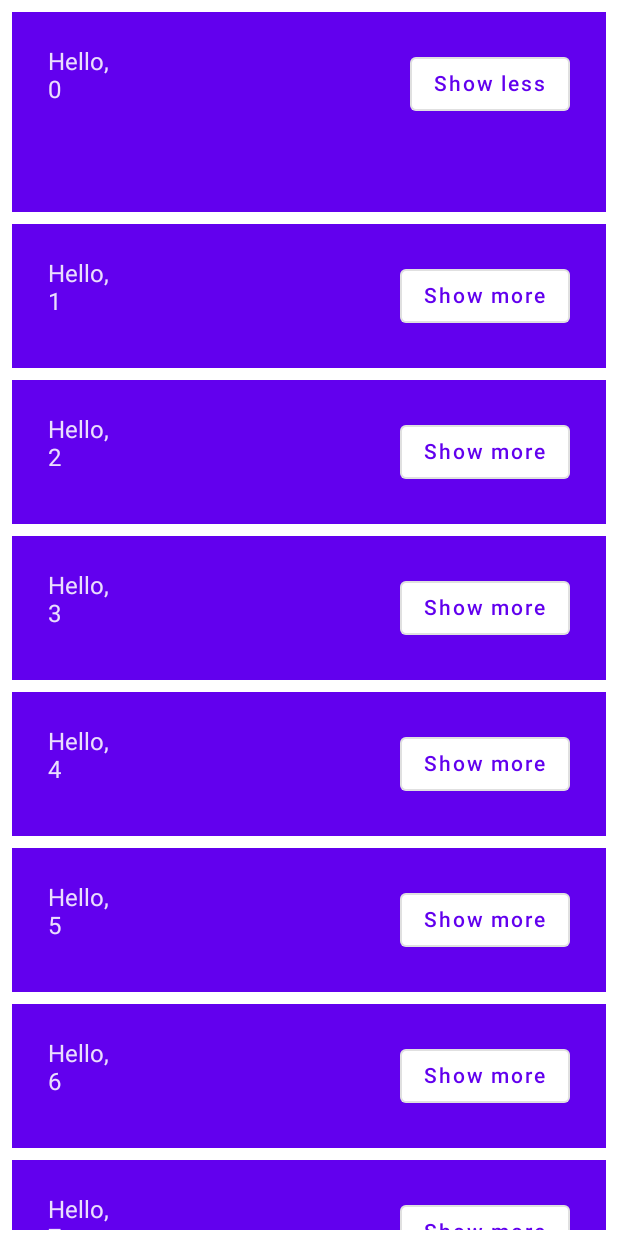
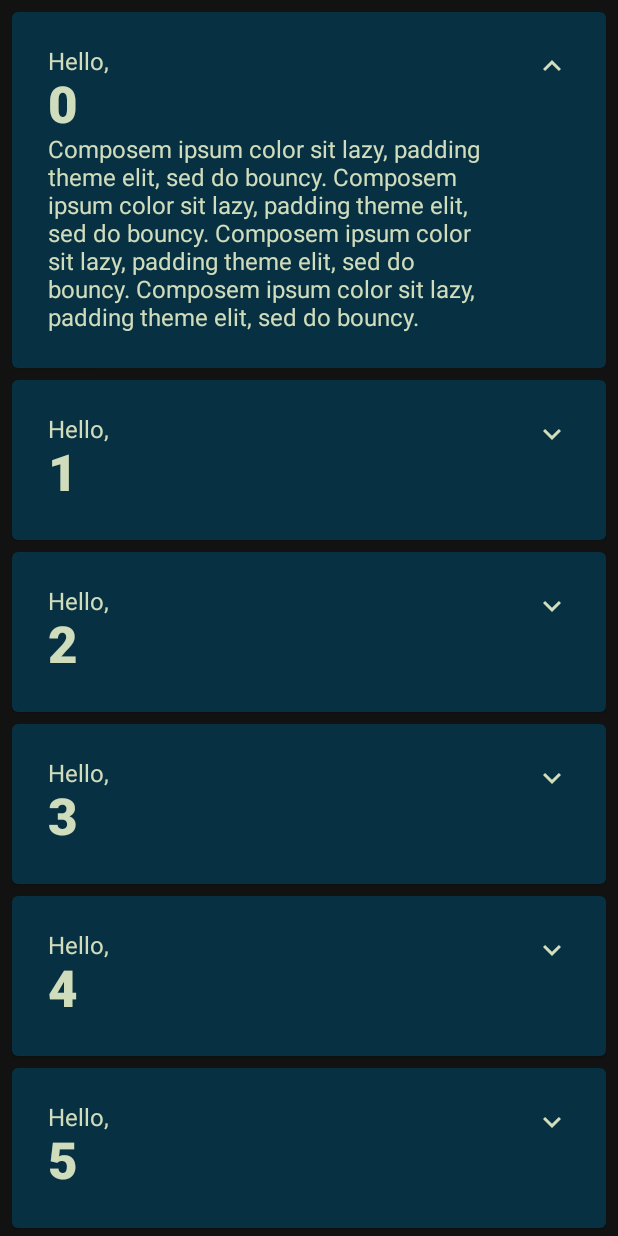
Before and after one commit to Mihango/jetpack-compose-pathway, an Android app built with Jetpack Compose: the screen it shows after launch (MainActivity), after a tap on "Show more", on a phone screen of 412 x 824 dp. Run offline under Robolectric (Android 15) with nearby library versions, the phone set to English and light mode, and no system bars; 1 other tap on this screen came first.

Commit message:
added icon button

```diff
--- a/app/build.gradle
+++ b/app/build.gradle
@@ -51,6 +51,8 @@ dependencies {
     implementation "androidx.compose.ui:ui:$compose_version"
     implementation "androidx.compose.material:material:$compose_version"
     implementation "androidx.compose.ui:ui-tooling-preview:$compose_version"
+    implementation "androidx.compose.material:material-icons-extended:$compose_version"
+
     implementation 'androidx.lifecycle:lifecycle-runtime-ktx:2.4.1'
     implementation 'androidx.activity:activity-compose:1.4.0'
 
--- a/app/src/main/java/com/example/compose/pathway/MainActivity.kt
+++ b/app/src/main/java/com/example/compose/pathway/MainActivity.kt
@@ -14,7 +14,7 @@ class MainActivity : ComponentActivity() {
     override fun onCreate(savedInstanceState: Bundle?) {
         super.onCreate(savedInstanceState)
         setContent {
-            ComposePathwayTheme {
+            ComposePathwayTheme(darkTheme = true) {
                 // A surface container using the 'background' color from the theme
                 Surface(
                     modifier = Modifier.fillMaxSize(),
--- a/app/src/main/java/com/example/compose/pathway/ui/basic_codelab/MyAppScreen.kt
+++ b/app/src/main/java/com/example/compose/pathway/ui/basic_codelab/MyAppScreen.kt
@@ -1,5 +1,7 @@
 package com.example.compose.pathway.ui.basic_codelab
 
+import android.content.res.Configuration.UI_MODE_NIGHT_YES
+import androidx.compose.animation.animateContentSize
 import androidx.compose.animation.core.Spring
 import androidx.compose.animation.core.animateDpAsState
 import androidx.compose.animation.core.spring
@@ -8,15 +10,18 @@ import androidx.compose.foundation.layout.Row
 import androidx.compose.foundation.layout.padding
 import androidx.compose.foundation.lazy.LazyColumn
 import androidx.compose.foundation.lazy.items
-import androidx.compose.material.MaterialTheme
-import androidx.compose.material.OutlinedButton
-import androidx.compose.material.Surface
-import androidx.compose.material.Text
+import androidx.compose.material.*
+import androidx.compose.material.icons.Icons
+import androidx.compose.material.icons.filled.ExpandLess
+import androidx.compose.material.icons.filled.ExpandMore
 import androidx.compose.runtime.*
 import androidx.compose.runtime.saveable.rememberSaveable
 import androidx.compose.ui.Modifier
+import androidx.compose.ui.res.stringResource
+import androidx.compose.ui.text.font.FontWeight
 import androidx.compose.ui.tooling.preview.Preview
 import androidx.compose.ui.unit.dp
+import com.example.compose.pathway.R
 import com.example.compose.pathway.ui.theme.ComposePathwayTheme
 
 @Composable
@@ -44,37 +49,91 @@ private fun Greetings(names: List<String> = List(1000) { "$it" }) {
 
 @Composable
 private fun Greeting(name: String) {
+    Card(
+        backgroundColor = MaterialTheme.colors.primary,
+        modifier = Modifier.padding(vertical = 4.dp, horizontal = 8.dp)
+    ) {
+        CardContent(name)
+    }
+}
+
+@Composable
+private fun CardContent(name: String) {
     var expanded by remember { mutableStateOf(false) }
-    val extraPadding by animateDpAsState(
-        if (expanded) 48.dp else 0.dp,
+
+    Row(
+        modifier = Modifier
+            .padding(12.dp)
+            .animateContentSize(
                 animationSpec = spring(
-            dampingRatio = Spring.DampingRatioHighBouncy,
+                    dampingRatio = Spring.DampingRatioMediumBouncy,
                     stiffness = Spring.StiffnessLow
                 )
             )
-
-    Surface(
-        color = MaterialTheme.colors.primary,
-        modifier = Modifier
-            .padding(vertical = 4.dp, horizontal = 8.dp)
-    ) {
-        Row(
-            modifier = Modifier.padding(24.dp),
     ) {
         Column(
             modifier = Modifier
                 .weight(1f)
-                    .padding(bottom = extraPadding.coerceAtLeast(0.dp))
+                .padding(12.dp)
         ) {
-                Text(text = "Hello,")
-                Text(text = name)
+            Text(text = "Hello, ")
+            Text(
+                text = name,
+                style = MaterialTheme.typography.h4.copy(
+                    fontWeight = FontWeight.ExtraBold
+                )
+            )
+            if (expanded) {
+                Text(
+                    text = ("Composem ipsum color sit lazy, " +
+                            "padding theme elit, sed do bouncy. ").repeat(4),
+                )
+            }
         }
 
-            OutlinedButton(onClick = { expanded = !expanded }) {
-                Text(text = if (expanded) "Show less" else "Show more")
+        IconButton(onClick = { expanded = !expanded }) {
+            Icon(
+                imageVector = if (expanded) Icons.Filled.ExpandLess else Icons.Filled.ExpandMore,
+                contentDescription = stringResource(id = if (expanded) R.string.show_less else R.string.show_more),
+            )
         }
     }
-    }
+
+
+//    val extraPadding by animateDpAsState(
+//        if (expanded) 48.dp else 0.dp,
+//        animationSpec = spring(
+//            dampingRatio = Spring.DampingRatioHighBouncy,
+//            stiffness = Spring.StiffnessLow
+//        )
+//    )
+//
+//    Surface(
+//        color = MaterialTheme.colors.primary,
+//        modifier = Modifier
+//            .padding(vertical = 4.dp, horizontal = 8.dp)
+//    ) {
+//        Row(
+//            modifier = Modifier.padding(24.dp),
+//        ) {
+//            Column(
+//                modifier = Modifier
+//                    .weight(1f)
+//                    .padding(bottom = extraPadding.coerceAtLeast(0.dp))
+//            ) {
+//                Text(text = "Hello,")
+//                Text(
+//                    text = name, style = MaterialTheme.typography.h4.copy(
+//                        fontWeight = FontWeight.ExtraBold
+//                    )
+//                )
+//            }
+//
+//            OutlinedButton(onClick = { expanded = !expanded }) {
+//                Text(text = if (expanded) "Show less" else "Show more")
+//            }
+//        }
+//    }
 }
 
 @Preview(showBackground = true, name = "MyApp", widthDp = 320)
@@ -84,3 +143,17 @@ private fun DefaultPreview() {
         MyAppScreen()
     }
 }
+
+@Preview(
+    showBackground = true,
+    widthDp = 320,
+    uiMode = UI_MODE_NIGHT_YES,
+    name = "DefaultPreviewDark"
+)
+@Preview(showBackground = true, widthDp = 320)
+@Composable
+fun PreviewGreeting() {
+    ComposePathwayTheme {
+        Greetings()
+    }
+}
--- a/app/src/main/java/com/example/compose/pathway/ui/theme/Color.kt
+++ b/app/src/main/java/com/example/compose/pathway/ui/theme/Color.kt
@@ -6,3 +6,8 @@ val Purple200 = Color(0xFFBB86FC)
 val Purple500 = Color(0xFF6200EE)
 val Purple700 = Color(0xFF3700B3)
 val Teal200 = Color(0xFF03DAC5)
+
+val Navy = Color(0xFF073042)
+val Blue = Color(0xFF4285F4)
+val LightBlue = Color(0xFFD7EFFE)
+val Chartreuse = Color(0xFFEFF7CF)
--- a/app/src/main/java/com/example/compose/pathway/ui/theme/Theme.kt
+++ b/app/src/main/java/com/example/compose/pathway/ui/theme/Theme.kt
@@ -5,17 +5,28 @@ import androidx.compose.material.MaterialTheme
 import androidx.compose.material.darkColors
 import androidx.compose.material.lightColors
 import androidx.compose.runtime.Composable
+import androidx.compose.ui.graphics.Color
 
 private val DarkColorPalette = darkColors(
-    primary = Purple200,
+//    primary = Purple200,
     primaryVariant = Purple700,
-    secondary = Teal200
+    secondary = Teal200,
+
+    surface = Blue,
+    onSurface = Navy,
+    primary = Navy,
+    onPrimary = Chartreuse
 )
 
 private val LightColorPalette = lightColors(
-    primary = Purple500,
+//    primary = Purple500,
     primaryVariant = Purple700,
-    secondary = Teal200
+    secondary = Teal200,
+
+    surface = Blue,
+    onSurface = Color.White,
+    primary = LightBlue,
+    onPrimary = Navy,
 
     /* Other default colors to override
     background = Color.White,
--- a/app/src/main/res/values/strings.xml
+++ b/app/src/main/res/values/strings.xml
@@ -1,3 +1,5 @@
 <resources>
     <string name="app_name">ComposePathway</string>
+    <string name="show_less">Show less</string>
+    <string name="show_more">Show more</string>
 </resources>
```
Lines whose indentation alone changed are shown as unchanged.
